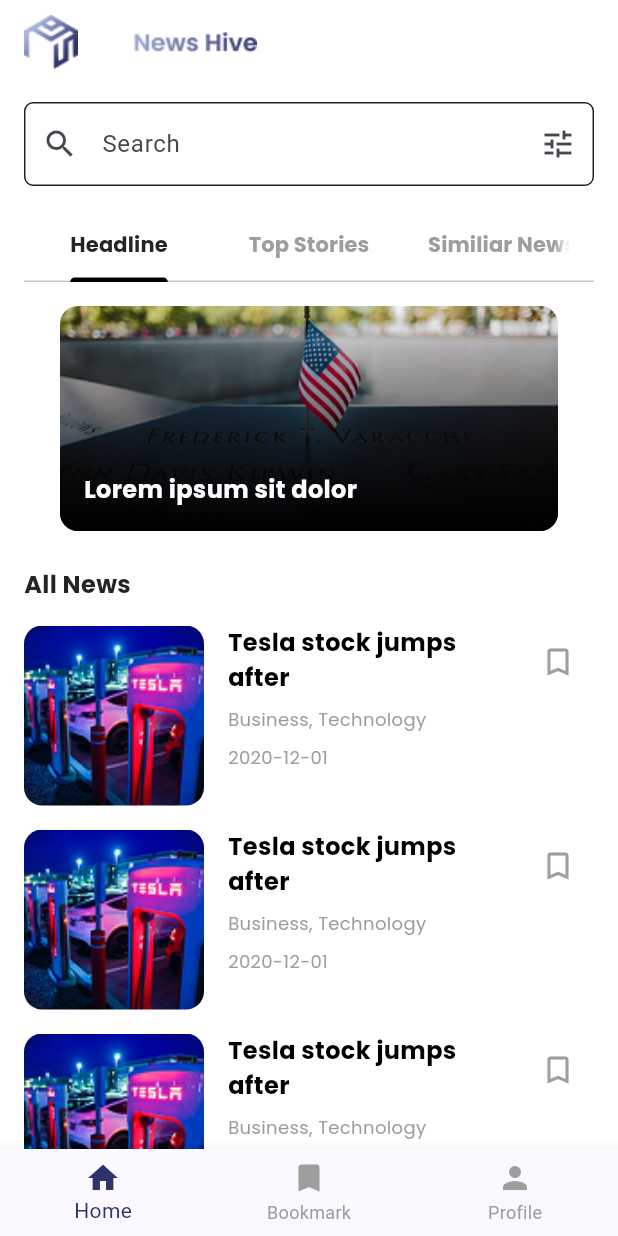
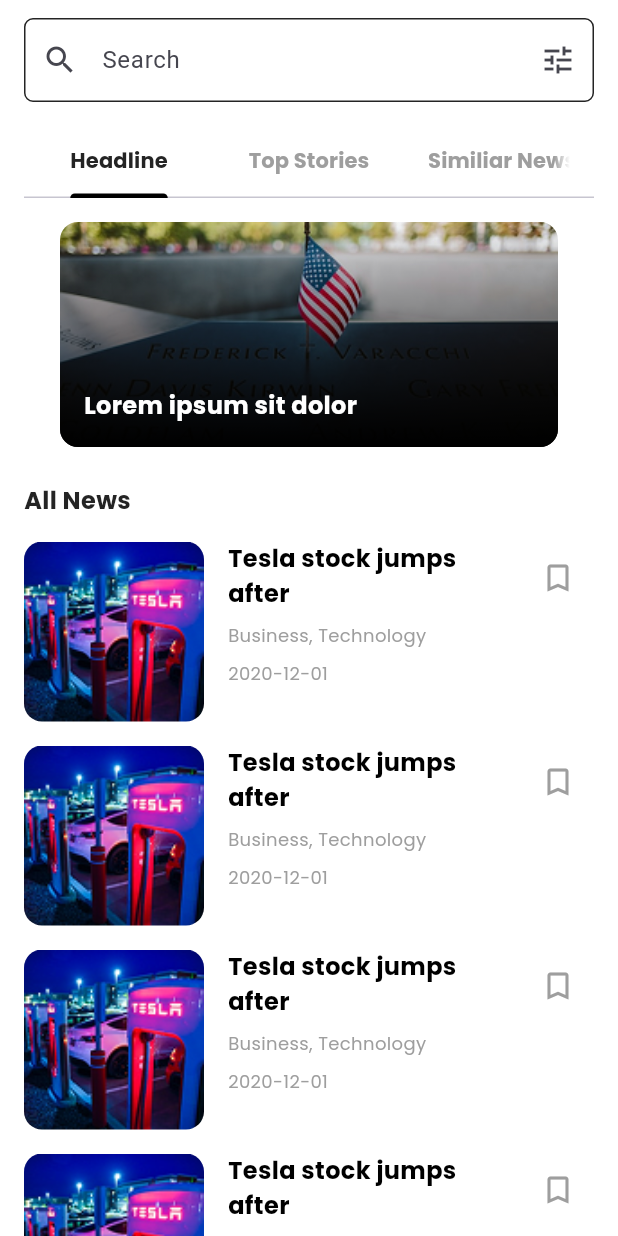
Before and after one commit to yoga220802/news_hive, a Flutter app: the HomeScreen screen opened directly, on a phone screen of 412 x 824 dp. Run offline on Flutter 3.47's test engine with Material 3 defaults, Android fonts, the phone set to English and light mode, and no system bars; drawn by our look-alikes of carousel_slider; our stand-ins replace flutter_screenutil, google_fonts, smooth_page_indicator.

Commit message:
feat(ui): simplify HomeScreen layout by removing bottom navigation bar and unused variables

```diff
--- a/lib/view/home_screen.dart
+++ b/lib/view/home_screen.dart
@@ -10,23 +10,10 @@ class HomeScreen extends StatefulWidget {
 }
 
 class _HomeScreenState extends State<HomeScreen> {
-  int _currentIndex = 0;
-
   @override
   Widget build(BuildContext context) {
     return Scaffold(
-      backgroundColor: Colors.white,
-      appBar: AppBar(
-        backgroundColor: Colors.white,
-        elevation: 0,
-        title: Row(
-          children: [
-            Image.asset('assets/images/logo.png', height: 36),
-            hsTiny,
-            Image.asset('assets/images/News Hive.png', height: 24),
-          ],
-        ),
-      ),
+      backgroundColor: cWhite,
       body: SafeArea(
         child: Padding(
           padding: const EdgeInsets.symmetric(horizontal: 16.0),
@@ -91,9 +78,7 @@ class _HomeScreenState extends State<HomeScreen> {
                                     enlargeCenterPage: true,
                                     enableInfiniteScroll: false,
                                     onPageChanged: (index, reason) {
-                                      setState(() {
-                                        _currentIndex = index;
-                                      });
+                                      setState(() {});
                                     },
                                   ),
                                   items:
@@ -271,24 +256,6 @@ class _HomeScreenState extends State<HomeScreen> {
           ),
         ),
       ),
-      bottomNavigationBar: BottomNavigationBar(
-        currentIndex: _currentIndex,
-        selectedItemColor: cPrimary,
-        unselectedItemColor: Colors.grey,
-        items: const [
-          BottomNavigationBarItem(icon: Icon(Icons.home), label: 'Home'),
-          BottomNavigationBarItem(
-            icon: Icon(Icons.bookmark),
-            label: 'Bookmark',
-          ),
-          BottomNavigationBarItem(icon: Icon(Icons.person), label: 'Profile'),
-        ],
-        onTap: (index) {
-          setState(() {
-            _currentIndex = index;
-          });
-        },
-      ),
     );
   }
 }
```
